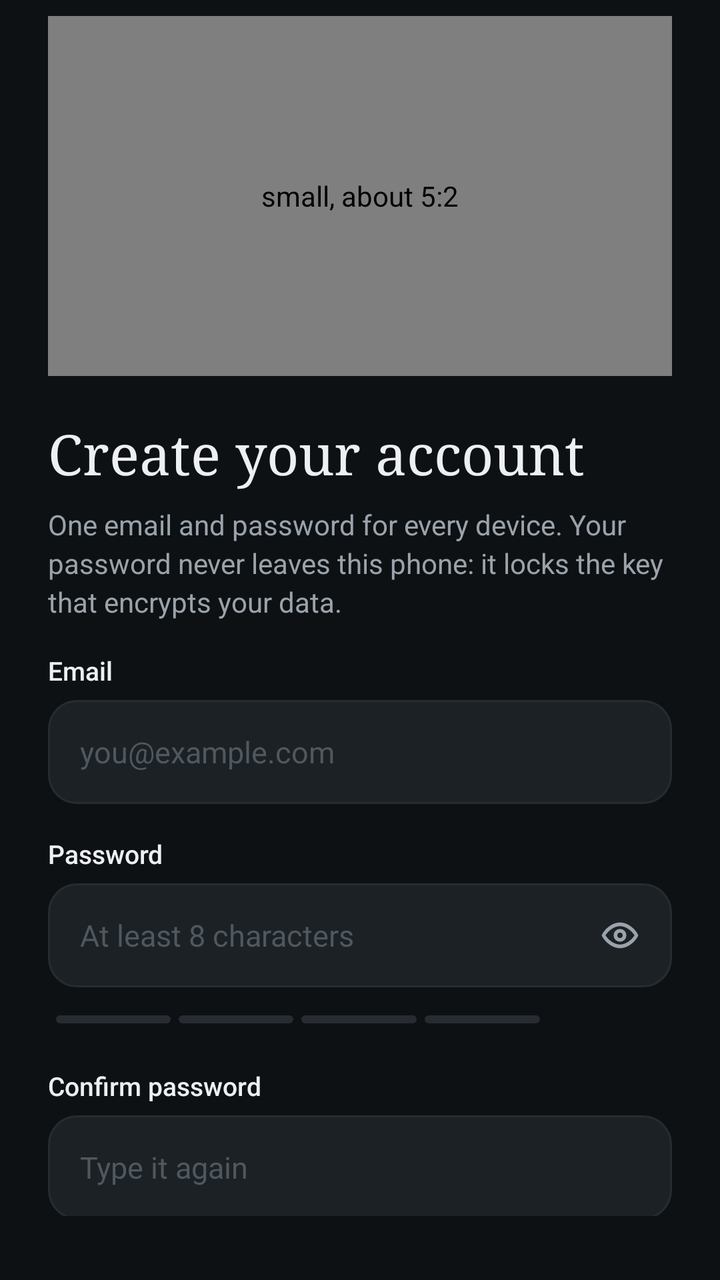
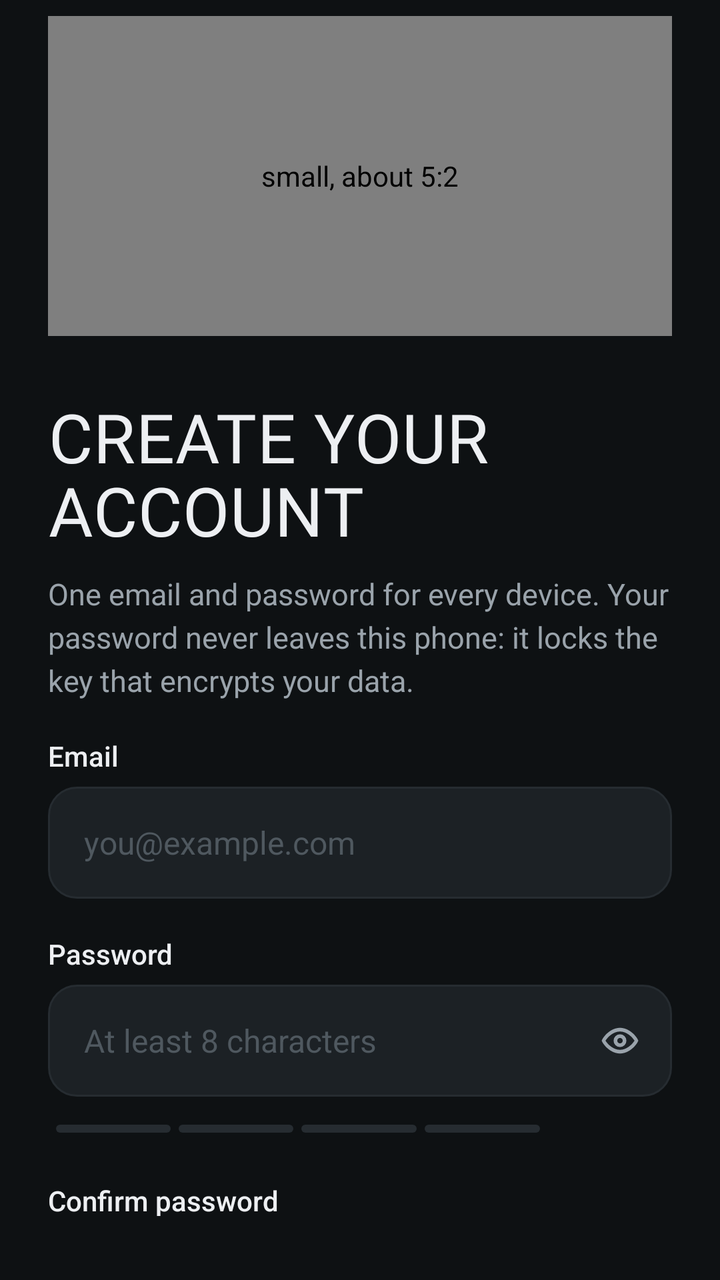

Compare the two renders of this Android layout. The source of the first and the diff that turns it into the second are given below.
<!-- AndroidManifest.xml: application theme Theme.Planj -->
<!-- res/layout/screen_create.xml -->
<?xml version="1.0" encoding="utf-8"?>
<LinearLayout xmlns:android="http://schemas.android.com/apk/res/android"
    android:layout_width="match_parent"
    android:layout_height="wrap_content"
    android:orientation="vertical"
    android:paddingHorizontal="24dp"
    android:paddingTop="8dp"
    android:paddingBottom="32dp">

        <com.planj.phone.Illustration
            style="@style/Auth.Illustration"
            android:contentDescription="small, about 5:2"
            android:tag="create" />

        <TextView style="@style/Auth.Title" android:text="Create your account" />
        <TextView android:id="@+id/blurb" style="@style/Auth.Blurb" android:text="One email and password for every device. Your password never leaves this phone: it locks the key that encrypts your data." />
        <TextView android:id="@+id/error" style="@style/Auth.Error" />
        <TextView style="@style/Auth.Label" android:text="Email" />
        <EditText
            android:id="@+id/email"
                style="@style/Auth.Field"
            android:layout_marginTop="6dp"
            android:hint="you@example.com"
            android:imeOptions="actionNext"
            android:inputType="textEmailAddress" />
        <TextView android:id="@+id/email_hint" style="@style/Auth.Hint" />
        <TextView style="@style/Auth.Label" android:text="Password" />
        <FrameLayout
            android:layout_width="match_parent"
            android:layout_height="wrap_content"
            android:layout_marginTop="6dp">

            <EditText
                android:id="@+id/password"
                style="@style/Auth.Field"
                android:layout_marginTop="0dp"
                android:hint="At least 8 characters"
                android:imeOptions="actionNext"
                android:inputType="textPassword" android:paddingEnd="52dp" />

            <ImageButton
                android:id="@+id/password_eye"
                android:layout_width="44dp"
                android:layout_height="44dp"
                android:layout_gravity="end|center_vertical"
                android:layout_marginEnd="4dp"
                android:background="@drawable/btn_text"
                android:contentDescription="Show password"
                android:src="@drawable/ic_eye"
                android:tint="@color/muted" />
        </FrameLayout>
        <TextView android:id="@+id/password_hint" style="@style/Auth.Hint" />
        <LinearLayout
            android:id="@+id/strength_row"
            android:layout_width="match_parent"
            android:layout_height="wrap_content"
            android:layout_marginTop="8dp"
            android:gravity="center_vertical"
            android:orientation="horizontal"
            android:paddingHorizontal="4dp">
            <View android:id="@+id/str1" android:layout_width="0dp" android:layout_height="4dp" android:layout_marginEnd="4dp" android:layout_weight="1" android:background="@drawable/strength_bar" />
            <View android:id="@+id/str2" android:layout_width="0dp" android:layout_height="4dp" android:layout_marginEnd="4dp" android:layout_weight="1" android:background="@drawable/strength_bar" />
            <View android:id="@+id/str3" android:layout_width="0dp" android:layout_height="4dp" android:layout_marginEnd="4dp" android:layout_weight="1" android:background="@drawable/strength_bar" />
            <View android:id="@+id/str4" android:layout_width="0dp" android:layout_height="4dp" android:layout_marginEnd="10dp" android:layout_weight="1" android:background="@drawable/strength_bar" />
            <TextView android:id="@+id/strength_label" android:layout_width="wrap_content" android:layout_height="wrap_content" android:minWidth="52dp" android:textColor="@color/muted" android:textSize="12sp" />
        </LinearLayout>
        <TextView style="@style/Auth.Label" android:text="Confirm password" />
        <EditText
            android:id="@+id/confirm"
                style="@style/Auth.Field"
            android:layout_marginTop="6dp"
            android:hint="Type it again"
            android:imeOptions="actionDone"
            android:inputType="textPassword" />
        <TextView android:id="@+id/confirm_hint" style="@style/Auth.Hint" />
        <FrameLayout
            android:layout_width="match_parent"
            android:layout_height="wrap_content">
            <Button android:id="@+id/btn_submit" style="@style/Auth.Primary" android:text="Continue" />
            <ProgressBar android:id="@+id/progress" android:layout_width="22dp" android:layout_height="22dp" android:layout_gravity="center" android:layout_marginTop="20dp" android:indeterminateTint="@color/on_accent" android:visibility="gone" />
        </FrameLayout>
        <LinearLayout
            android:layout_width="match_parent"
            android:layout_height="wrap_content"
            android:layout_marginTop="14dp"
            android:gravity="center_vertical|center_horizontal"
            android:orientation="horizontal">
            <TextView android:layout_width="wrap_content" android:layout_height="wrap_content" android:text="Already have an account?" android:textColor="@color/muted" android:textSize="14sp" />
            <Button android:id="@+id/btn_signin" style="@style/Auth.Link" android:text="Sign in" />
        </LinearLayout>
</LinearLayout>
<!-- resources referenced by this layout -->
<resources>
  <style name="Auth.Blurb" parent="">
          <item name="android:layout_width">match_parent</item>
          <item name="android:layout_height">wrap_content</item>
          <item name="android:layout_marginTop">8dp</item>
          <item name="android:lineSpacingExtra">3dp</item>
          <item name="android:textColor">@color/muted</item>
          <item name="android:textSize">14sp</item>
      </style>
  <style name="Auth.Error" parent="">
          <item name="android:layout_width">match_parent</item>
          <item name="android:layout_height">wrap_content</item>
          <item name="android:layout_marginTop">14dp</item>
          <item name="android:background">@drawable/field_bg_error</item>
          <item name="android:paddingHorizontal">14dp</item>
          <item name="android:paddingVertical">10dp</item>
          <item name="android:textColor">@color/bad</item>
          <item name="android:textSize">13sp</item>
          <item name="android:visibility">gone</item>
      </style>
  <style name="Auth.Field" parent="">
          <item name="android:layout_width">match_parent</item>
          <item name="android:layout_height">52dp</item>
          <item name="android:layout_marginTop">6dp</item>
          <item name="android:background">@drawable/field_bg</item>
          <item name="android:fontFamily">sans-serif</item>
          <item name="android:paddingHorizontal">16dp</item>
          <item name="android:singleLine">true</item>
          <item name="android:textColor">@color/text</item>
          <item name="android:textColorHint">@color/idle</item>
          <item name="android:textSize">15sp</item>
          <item name="android:importantForAutofill">no</item>
      </style>
  <style name="Auth.Hint" parent="">
          <item name="android:layout_width">match_parent</item>
          <item name="android:layout_height">wrap_content</item>
          <item name="android:layout_marginTop">5dp</item>
          <item name="android:paddingHorizontal">4dp</item>
          <item name="android:textColor">@color/bad</item>
          <item name="android:textSize">12sp</item>
          <item name="android:visibility">gone</item>
      </style>
  <style name="Auth.Illustration" parent="">
          <item name="android:layout_width">match_parent</item>
          <item name="android:layout_height">180dp</item>
          <item name="android:layout_marginBottom">20dp</item>
      </style>
  <style name="Auth.Label" parent="">
          <item name="android:layout_width">wrap_content</item>
          <item name="android:layout_height">wrap_content</item>
          <item name="android:layout_marginTop">16dp</item>
          <item name="android:fontFamily">sans-serif-medium</item>
          <item name="android:textColor">@color/text</item>
          <item name="android:textSize">13sp</item>
      </style>
  <style name="Auth.Link" parent="android:Widget.Material.Button.Borderless">
          <item name="android:layout_width">wrap_content</item>
          <item name="android:layout_height">wrap_content</item>
          <item name="android:background">@drawable/btn_text</item>
          <item name="android:fontFamily">sans-serif-medium</item>
          <item name="android:minHeight">40dp</item>
          <item name="android:paddingHorizontal">8dp</item>
          <item name="android:textAllCaps">false</item>
          <item name="android:textColor">@color/accent</item>
          <item name="android:textSize">14sp</item>
      </style>
  <style name="Auth.Primary" parent="android:Widget.Material.Button.Borderless">
          <item name="android:layout_width">match_parent</item>
          <item name="android:layout_height">52dp</item>
          <item name="android:layout_marginTop">20dp</item>
          <item name="android:background">@drawable/btn_primary</item>
          <item name="android:fontFamily">sans-serif-medium</item>
          <item name="android:textAllCaps">false</item>
          <item name="android:textColor">@color/on_accent</item>
          <item name="android:textSize">15sp</item>
      </style>
  <style name="Auth.Title" parent="">
          <item name="android:layout_width">match_parent</item>
          <item name="android:layout_height">wrap_content</item>
          <item name="android:fontFamily">serif</item>
          <item name="android:textColor">@color/text</item>
          <item name="android:textSize">28sp</item>
          <item name="android:lineSpacingExtra">2dp</item>
      </style>
  <style name="Theme.Planj" parent="@android:style/Theme.Material.NoActionBar">
          <item name="android:windowBackground">@color/bg</item>
          <item name="android:colorAccent">@color/accent</item>
          <item name="android:statusBarColor">@color/bg</item>
          <item name="android:navigationBarColor">@color/bg</item>
          <item name="android:textColorPrimary">@color/text</item>
          <item name="android:textColorSecondary">@color/muted</item>
          <item name="android:textColorHint">@color/muted</item>
      </style>
  <!-- unchanged entries left out for length: 17 -->
</resources>

<!-- the commit's change to res/layout/screen_create.xml (unified diff, before → after) -->
@@ -9,6 +9,7 @@
 
         <com.planj.phone.Illustration
             style="@style/Auth.Illustration"
+            android:layout_height="160dp"
             android:contentDescription="small, about 5:2"
             android:tag="create" />
 
<!-- resource entries referenced after the edit -->
@@ -1,58 +1,53 @@
 <!-- resources referenced by this layout -->
 <resources>
-  <style name="Auth.Blurb" parent="">
-          <item name="android:layout_width">match_parent</item>
-          <item name="android:layout_height">wrap_content</item>
-          <item name="android:layout_marginTop">8dp</item>
-          <item name="android:lineSpacingExtra">3dp</item>
-          <item name="android:textColor">@color/muted</item>
-          <item name="android:textSize">14sp</item>
+  <style name="Auth.Blurb" parent="Body">
+          <item name="android:layout_marginTop">10dp</item>
       </style>
   <style name="Auth.Error" parent="">
           <item name="android:layout_width">match_parent</item>
           <item name="android:layout_height">wrap_content</item>
-          <item name="android:layout_marginTop">14dp</item>
+          <item name="android:layout_marginTop">16dp</item>
           <item name="android:background">@drawable/field_bg_error</item>
-          <item name="android:paddingHorizontal">14dp</item>
-          <item name="android:paddingVertical">10dp</item>
+          <item name="android:paddingHorizontal">16dp</item>
+          <item name="android:paddingVertical">12dp</item>
           <item name="android:textColor">@color/bad</item>
-          <item name="android:textSize">13sp</item>
+          <item name="android:textSize">14sp</item>
           <item name="android:visibility">gone</item>
       </style>
   <style name="Auth.Field" parent="">
           <item name="android:layout_width">match_parent</item>
-          <item name="android:layout_height">52dp</item>
-          <item name="android:layout_marginTop">6dp</item>
+          <item name="android:layout_height">56dp</item>
+          <item name="android:layout_marginTop">8dp</item>
           <item name="android:background">@drawable/field_bg</item>
           <item name="android:fontFamily">sans-serif</item>
-          <item name="android:paddingHorizontal">16dp</item>
+          <item name="android:paddingHorizontal">18dp</item>
           <item name="android:singleLine">true</item>
           <item name="android:textColor">@color/text</item>
           <item name="android:textColorHint">@color/idle</item>
-          <item name="android:textSize">15sp</item>
+          <item name="android:textSize">16sp</item>
           <item name="android:importantForAutofill">no</item>
       </style>
   <style name="Auth.Hint" parent="">
           <item name="android:layout_width">match_parent</item>
           <item name="android:layout_height">wrap_content</item>
-          <item name="android:layout_marginTop">5dp</item>
+          <item name="android:layout_marginTop">6dp</item>
           <item name="android:paddingHorizontal">4dp</item>
           <item name="android:textColor">@color/bad</item>
-          <item name="android:textSize">12sp</item>
+          <item name="android:textSize">13sp</item>
           <item name="android:visibility">gone</item>
       </style>
   <style name="Auth.Illustration" parent="">
           <item name="android:layout_width">match_parent</item>
-          <item name="android:layout_height">180dp</item>
-          <item name="android:layout_marginBottom">20dp</item>
+          <item name="android:layout_height">200dp</item>
+          <item name="android:layout_marginBottom">24dp</item>
       </style>
   <style name="Auth.Label" parent="">
           <item name="android:layout_width">wrap_content</item>
           <item name="android:layout_height">wrap_content</item>
-          <item name="android:layout_marginTop">16dp</item>
+          <item name="android:layout_marginTop">18dp</item>
           <item name="android:fontFamily">sans-serif-medium</item>
           <item name="android:textColor">@color/text</item>
-          <item name="android:textSize">13sp</item>
+          <item name="android:textSize">14sp</item>
       </style>
   <style name="Auth.Link" parent="android:Widget.Material.Button.Borderless">
           <item name="android:layout_width">wrap_content</item>
@@ -63,25 +58,13 @@
           <item name="android:paddingHorizontal">8dp</item>
           <item name="android:textAllCaps">false</item>
           <item name="android:textColor">@color/accent</item>
-          <item name="android:textSize">14sp</item>
-      </style>
-  <style name="Auth.Primary" parent="android:Widget.Material.Button.Borderless">
-          <item name="android:layout_width">match_parent</item>
-          <item name="android:layout_height">52dp</item>
-          <item name="android:layout_marginTop">20dp</item>
-          <item name="android:background">@drawable/btn_primary</item>
-          <item name="android:fontFamily">sans-serif-medium</item>
-          <item name="android:textAllCaps">false</item>
-          <item name="android:textColor">@color/on_accent</item>
           <item name="android:textSize">15sp</item>
       </style>
-  <style name="Auth.Title" parent="">
-          <item name="android:layout_width">match_parent</item>
-          <item name="android:layout_height">wrap_content</item>
-          <item name="android:fontFamily">serif</item>
-          <item name="android:textColor">@color/text</item>
-          <item name="android:textSize">28sp</item>
-          <item name="android:lineSpacingExtra">2dp</item>
+  <style name="Auth.Primary" parent="Pill.Primary">
+          <item name="android:layout_marginTop">24dp</item>
+      </style>
+  <style name="Auth.Title" parent="Display.L">
+          <item name="android:layout_marginTop">8dp</item>
       </style>
   <style name="Theme.Planj" parent="@android:style/Theme.Material.NoActionBar">
           <item name="android:windowBackground">@color/bg</item>
@@ -91,6 +74,27 @@
           <item name="android:textColorPrimary">@color/text</item>
           <item name="android:textColorSecondary">@color/muted</item>
           <item name="android:textColorHint">@color/muted</item>
+          <item name="android:windowAnimationStyle">@style/PageTransitions</item>
+      </style>
+  <style name="Body" parent="">
+          <item name="android:layout_width">match_parent</item>
+          <item name="android:layout_height">wrap_content</item>
+          <item name="android:lineSpacingExtra">4dp</item>
+          <item name="android:textColor">@color/muted</item>
+          <item name="android:textSize">15sp</item>
+      </style>
+  <style name="Pill.Primary">
+          <item name="android:background">@drawable/btn_primary</item>
+          <item name="android:textColor">@color/on_accent</item>
+      </style>
+  <style name="Display.L">
+          <item name="android:textSize">34sp</item>
+      </style>
+  <style name="PageTransitions" parent="@android:style/Animation.Activity">
+          <item name="android:activityOpenEnterAnimation">@anim/slide_in_right</item>
+          <item name="android:activityOpenExitAnimation">@anim/slide_out_left</item>
+          <item name="android:activityCloseEnterAnimation">@anim/slide_in_left</item>
+          <item name="android:activityCloseExitAnimation">@anim/slide_out_right</item>
       </style>
   <!-- unchanged entries left out for length: 17 -->
 </resources>
